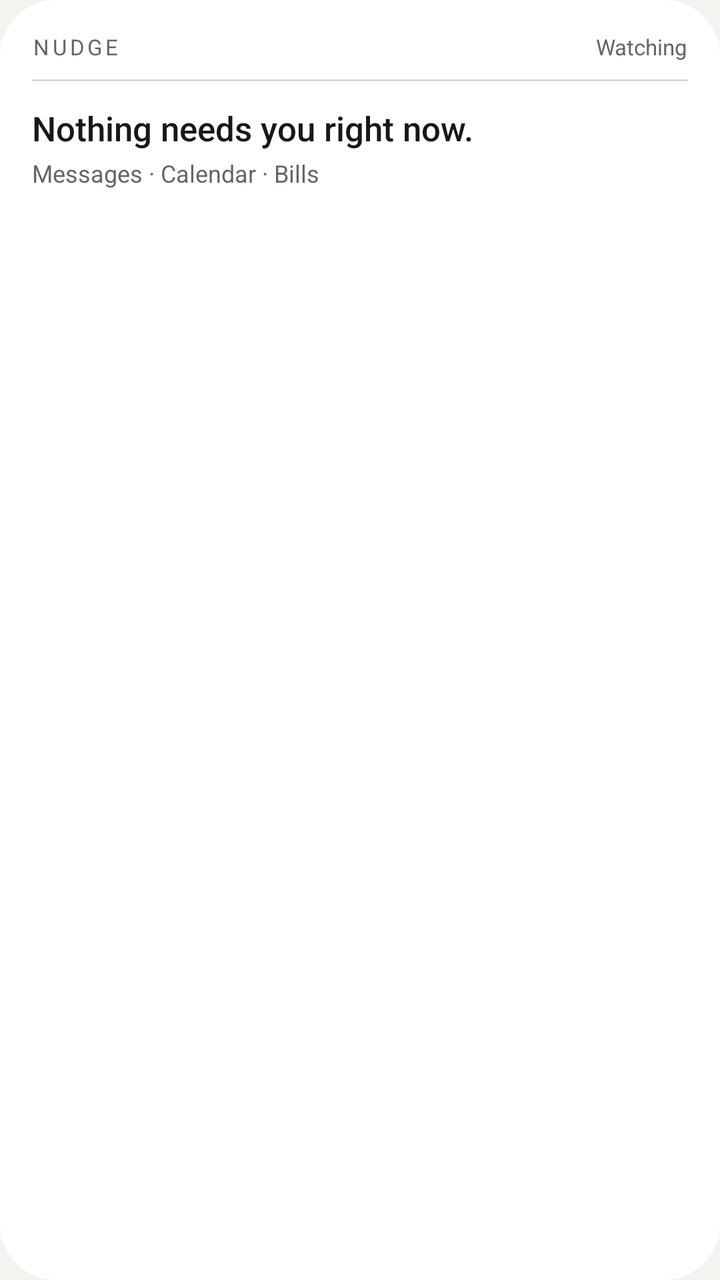
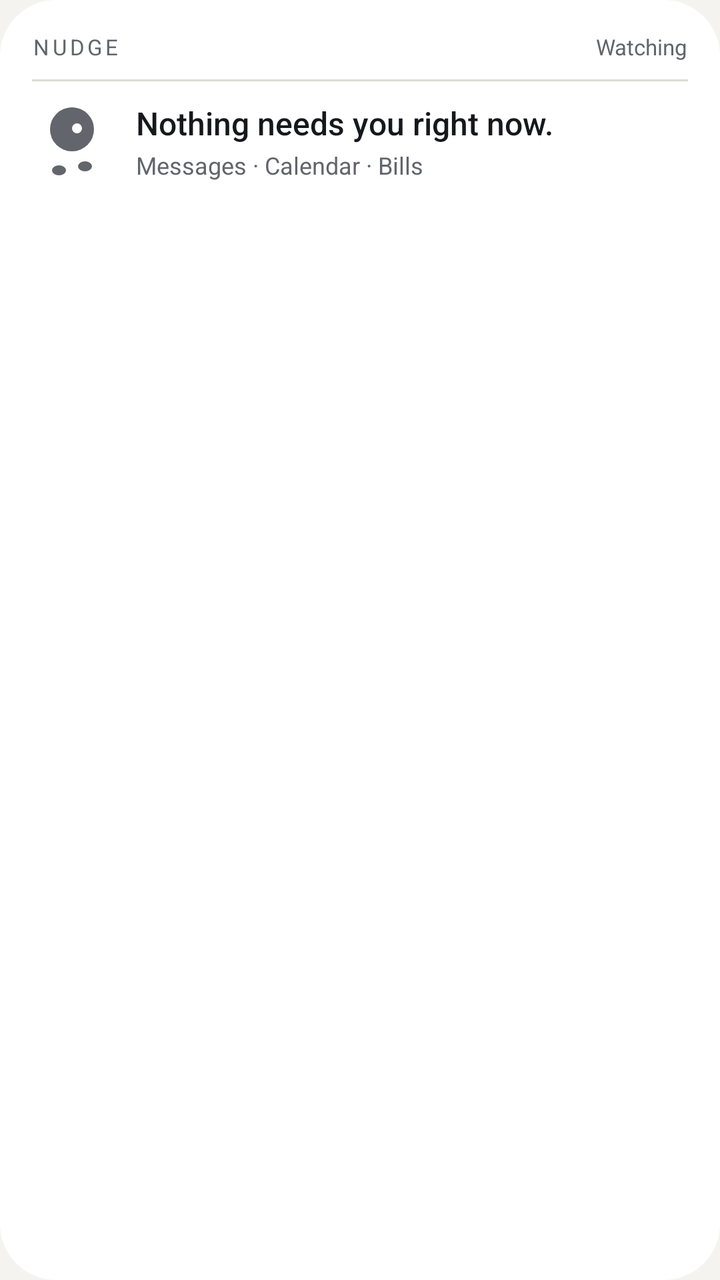

Before-and-after screenshots of an Android layout around one commit, followed by the original layout XML and the change that was made.
<!-- AndroidManifest.xml: application theme Theme.Nudge -->
<!-- res/layout/widget.xml -->
<?xml version="1.0" encoding="utf-8"?>
<LinearLayout xmlns:android="http://schemas.android.com/apk/res/android"
    android:id="@+id/widget_root"
    android:layout_width="match_parent"
    android:layout_height="match_parent"
    android:background="@drawable/widget_bg"
    android:orientation="vertical"
    android:padding="16dp">

    <LinearLayout
        android:layout_width="match_parent"
        android:layout_height="wrap_content"
        android:baselineAligned="false"
        android:gravity="center_vertical"
        android:orientation="horizontal">

        <TextView
            android:layout_width="0dp"
            android:layout_height="wrap_content"
            android:layout_weight="1"
            android:letterSpacing="0.14"
            android:maxLines="1"
            android:text="@string/widget_brand"
            android:textColor="@color/widget_dim"
            android:textSize="11sp" />

        <TextView
            android:id="@+id/status_now"
            android:layout_width="wrap_content"
            android:layout_height="wrap_content"
            android:fontFamily="sans-serif-medium"
            android:maxLines="1"
            android:textColor="@color/widget_now"
            android:textSize="11sp"
            android:visibility="gone" />

        <TextView
            android:id="@+id/status_calm"
            android:layout_width="wrap_content"
            android:layout_height="wrap_content"
            android:maxLines="1"
            android:text="@string/widget_watching"
            android:textColor="@color/widget_dim"
            android:textSize="11sp" />
    </LinearLayout>

    <FrameLayout
        android:layout_width="match_parent"
        android:layout_height="1dp"
        android:layout_marginTop="9dp"
        android:background="@color/widget_line" />

    <TextView
        android:id="@+id/headline"
        android:layout_width="match_parent"
        android:layout_height="wrap_content"
        android:layout_marginTop="12dp"
        android:ellipsize="end"
        android:fontFamily="sans-serif-medium"
        android:maxLines="2"
        android:text="@string/widget_calm"
        android:textColor="@color/widget_ink"
        android:textSize="17sp" />

    <TextView
        android:id="@+id/watching"
        android:layout_width="match_parent"
        android:layout_height="wrap_content"
        android:layout_marginTop="3dp"
        android:ellipsize="end"
        android:maxLines="2"
        android:text="@string/widget_sources"
        android:textColor="@color/widget_dim"
        android:textSize="12sp" />

    <LinearLayout
        android:id="@+id/rows"
        android:layout_width="match_parent"
        android:layout_height="wrap_content"
        android:layout_marginTop="9dp"
        android:orientation="vertical"
        android:visibility="gone" />

    <TextView
        android:id="@+id/more"
        android:layout_width="match_parent"
        android:layout_height="wrap_content"
        android:layout_marginTop="5dp"
        android:maxLines="1"
        android:textColor="@color/widget_dim"
        android:textSize="12sp"
        android:visibility="gone" />
</LinearLayout>
<!-- resources referenced by this layout -->
<resources>
  <!-- unchanged entries left out for length: 12 -->
</resources>

<!-- the commit's change to res/layout/widget.xml (unified diff, before → after) -->
@@ -50,28 +50,85 @@
         android:layout_marginTop="9dp"
         android:background="@color/widget_line" />
 
-    <TextView
-        android:id="@+id/headline"
+    <LinearLayout
+        android:id="@+id/calm"
         android:layout_width="match_parent"
         android:layout_height="wrap_content"
-        android:layout_marginTop="12dp"
-        android:ellipsize="end"
-        android:fontFamily="sans-serif-medium"
-        android:maxLines="2"
-        android:text="@string/widget_calm"
-        android:textColor="@color/widget_ink"
-        android:textSize="17sp" />
+        android:layout_marginTop="10dp"
+        android:baselineAligned="false"
+        android:gravity="center_vertical"
+        android:orientation="horizontal">
 
-    <TextView
-        android:id="@+id/watching"
-        android:layout_width="match_parent"
-        android:layout_height="wrap_content"
-        android:layout_marginTop="3dp"
-        android:ellipsize="end"
-        android:maxLines="2"
-        android:text="@string/widget_sources"
-        android:textColor="@color/widget_dim"
-        android:textSize="12sp" />
+        <FrameLayout
+            android:layout_width="40dp"
+            android:layout_height="40dp"
+            android:layout_marginEnd="12dp">
+
+            <ViewFlipper
+                android:id="@+id/pal"
+                android:layout_width="40dp"
+                android:layout_height="40dp"
+                android:autoStart="true"
+                android:flipInterval="430">
+
+                <FrameLayout
+                    android:layout_width="40dp"
+                    android:layout_height="40dp"
+                    android:background="@drawable/widget_pal_1" />
+
+                <FrameLayout
+                    android:layout_width="40dp"
+                    android:layout_height="40dp"
+                    android:background="@drawable/widget_pal_2" />
+
+                <FrameLayout
+                    android:layout_width="40dp"
+                    android:layout_height="40dp"
+                    android:background="@drawable/widget_pal_3" />
+
+                <FrameLayout
+                    android:layout_width="40dp"
+                    android:layout_height="40dp"
+                    android:background="@drawable/widget_pal_4" />
+            </ViewFlipper>
+
+            <FrameLayout
+                android:id="@+id/pal_asleep"
+                android:layout_width="40dp"
+                android:layout_height="40dp"
+                android:background="@drawable/widget_pal_asleep"
+                android:visibility="gone" />
+        </FrameLayout>
+
+        <LinearLayout
+            android:layout_width="0dp"
+            android:layout_height="wrap_content"
+            android:layout_weight="1"
+            android:orientation="vertical">
+
+            <TextView
+                android:id="@+id/headline"
+                android:layout_width="match_parent"
+                android:layout_height="wrap_content"
+                android:ellipsize="end"
+                android:fontFamily="sans-serif-medium"
+                android:maxLines="2"
+                android:text="@string/widget_calm"
+                android:textColor="@color/widget_ink"
+                android:textSize="16sp" />
+
+            <TextView
+                android:id="@+id/watching"
+                android:layout_width="match_parent"
+                android:layout_height="wrap_content"
+                android:layout_marginTop="2dp"
+                android:ellipsize="end"
+                android:maxLines="2"
+                android:text="@string/widget_sources"
+                android:textColor="@color/widget_dim"
+                android:textSize="12sp" />
+        </LinearLayout>
+    </LinearLayout>
 
     <LinearLayout
         android:id="@+id/rows"
<!-- resource entries referenced after the edit -->
@@ -1,5 +1,211 @@
 <!-- resources referenced by this layout -->
 <resources>
+  <!-- drawable widget_pal_1 (drawable) -->
+  <?xml version="1.0" encoding="utf-8"?>
+  <layer-list xmlns:android="http://schemas.android.com/apk/res/android">
+  
+      
+      <item
+          android:bottom="15dp"
+          android:left="9dp"
+          android:right="9dp"
+          android:top="3dp">
+          <shape android:shape="oval">
+              <solid android:color="@color/widget_dim" />
+          </shape>
+      </item>
+  
+      
+      <item
+          android:bottom="3dp"
+          android:left="10dp"
+          android:right="23dp"
+          android:top="32dp">
+          <shape android:shape="oval">
+              <solid android:color="@color/widget_dim" />
+          </shape>
+      </item>
+  
+      
+      <item
+          android:bottom="5dp"
+          android:left="23dp"
+          android:right="10dp"
+          android:top="30dp">
+          <shape android:shape="oval">
+              <solid android:color="@color/widget_dim" />
+          </shape>
+      </item>
+  
+      
+      <item
+          android:bottom="24dp"
+          android:left="20dp"
+          android:right="15dp"
+          android:top="11dp">
+          <shape android:shape="oval">
+              <solid android:color="@color/widget_bg" />
+          </shape>
+      </item>
+  </layer-list>
+  <!-- drawable widget_pal_2 (drawable) -->
+  <?xml version="1.0" encoding="utf-8"?>
+  <layer-list xmlns:android="http://schemas.android.com/apk/res/android">
+  
+      <item
+          android:bottom="14dp"
+          android:left="10dp"
+          android:right="8dp"
+          android:top="4dp">
+          <shape android:shape="oval">
+              <solid android:color="@color/widget_dim" />
+          </shape>
+      </item>
+  
+      <item
+          android:bottom="5dp"
+          android:left="11dp"
+          android:right="22dp"
+          android:top="30dp">
+          <shape android:shape="oval">
+              <solid android:color="@color/widget_dim" />
+          </shape>
+      </item>
+  
+      <item
+          android:bottom="3dp"
+          android:left="22dp"
+          android:right="11dp"
+          android:top="32dp">
+          <shape android:shape="oval">
+              <solid android:color="@color/widget_dim" />
+          </shape>
+      </item>
+  
+      <item
+          android:bottom="23dp"
+          android:left="21dp"
+          android:right="14dp"
+          android:top="12dp">
+          <shape android:shape="oval">
+              <solid android:color="@color/widget_bg" />
+          </shape>
+      </item>
+  </layer-list>
+  <!-- drawable widget_pal_3 (drawable) -->
+  <?xml version="1.0" encoding="utf-8"?>
+  <layer-list xmlns:android="http://schemas.android.com/apk/res/android">
+  
+      <item
+          android:bottom="15dp"
+          android:left="9dp"
+          android:right="9dp"
+          android:top="3dp">
+          <shape android:shape="oval">
+              <solid android:color="@color/widget_dim" />
+          </shape>
+      </item>
+  
+      <item
+          android:bottom="5dp"
+          android:left="10dp"
+          android:right="23dp"
+          android:top="30dp">
+          <shape android:shape="oval">
+              <solid android:color="@color/widget_dim" />
+          </shape>
+      </item>
+  
+      <item
+          android:bottom="3dp"
+          android:left="23dp"
+          android:right="10dp"
+          android:top="32dp">
+          <shape android:shape="oval">
+              <solid android:color="@color/widget_dim" />
+          </shape>
+      </item>
+  
+      <item
+          android:bottom="24dp"
+          android:left="20dp"
+          android:right="15dp"
+          android:top="11dp">
+          <shape android:shape="oval">
+              <solid android:color="@color/widget_bg" />
+          </shape>
+      </item>
+  </layer-list>
+  <!-- drawable widget_pal_4 (drawable) -->
+  <?xml version="1.0" encoding="utf-8"?>
+  <layer-list xmlns:android="http://schemas.android.com/apk/res/android">
+  
+      <item
+          android:bottom="14dp"
+          android:left="8dp"
+          android:right="10dp"
+          android:top="4dp">
+          <shape android:shape="oval">
+              <solid android:color="@color/widget_dim" />
+          </shape>
+      </item>
+  
+      <item
+          android:bottom="3dp"
+          android:left="9dp"
+          android:right="24dp"
+          android:top="32dp">
+          <shape android:shape="oval">
+              <solid android:color="@color/widget_dim" />
+          </shape>
+      </item>
+  
+      <item
+          android:bottom="5dp"
+          android:left="24dp"
+          android:right="9dp"
+          android:top="30dp">
+          <shape android:shape="oval">
+              <solid android:color="@color/widget_dim" />
+          </shape>
+      </item>
+  
+      <item
+          android:bottom="23dp"
+          android:left="19dp"
+          android:right="16dp"
+          android:top="12dp">
+          <shape android:shape="oval">
+              <solid android:color="@color/widget_bg" />
+          </shape>
+      </item>
+  </layer-list>
+  <!-- drawable widget_pal_asleep (drawable) -->
+  <?xml version="1.0" encoding="utf-8"?>
+  <layer-list xmlns:android="http://schemas.android.com/apk/res/android">
+  
+      
+      <item
+          android:bottom="8dp"
+          android:left="7dp"
+          android:right="7dp"
+          android:top="10dp">
+          <shape android:shape="oval">
+              <solid android:color="@color/widget_dim" />
+          </shape>
+      </item>
+  
+      
+      <item
+          android:bottom="18dp"
+          android:left="20dp"
+          android:right="14dp"
+          android:top="20dp">
+          <shape android:shape="rectangle">
+              <solid android:color="@color/widget_bg" />
+          </shape>
+      </item>
+  </layer-list>
   <!-- unchanged entries left out for length: 12 -->
 </resources>
 
